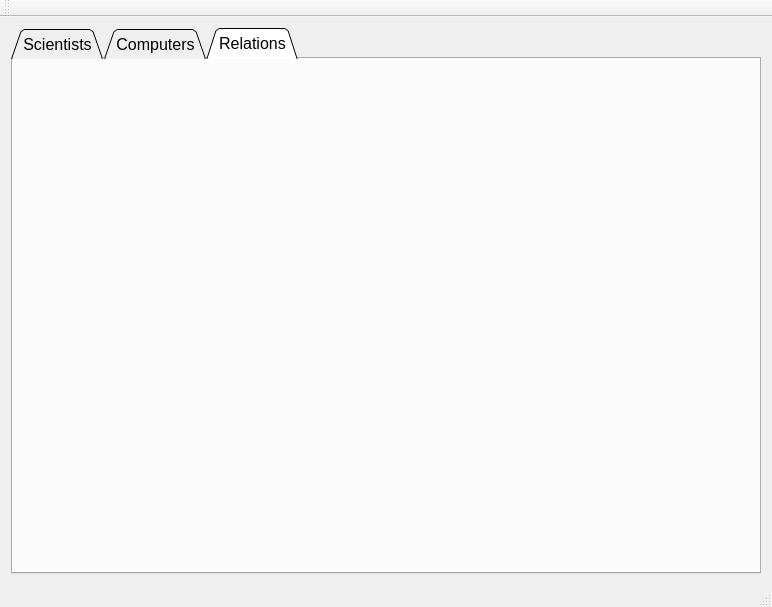
Qt form mainwindow.ui (athenabjorg/sacr) before a commit.
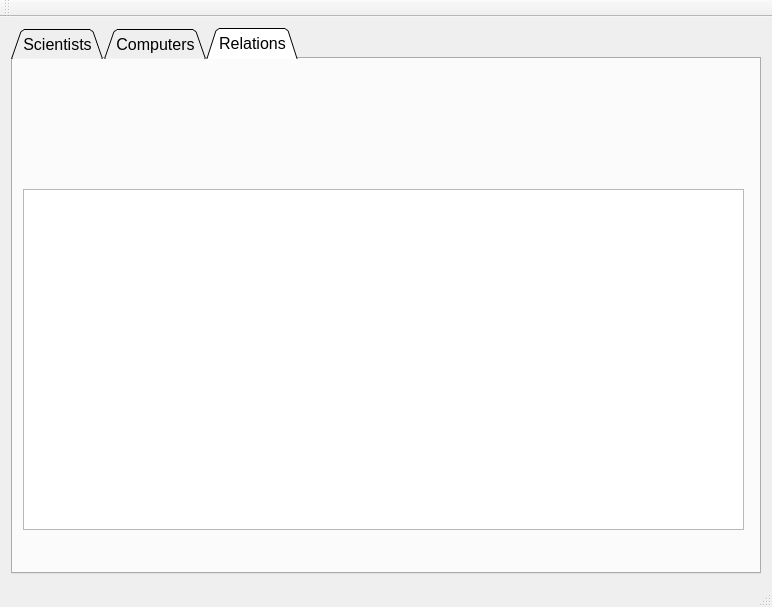
The same form after that commit.

```diff
--- a/mainwindow.ui
+++ b/mainwindow.ui
@@ -57,6 +57,16 @@
        <attribute name="title">
         <string>Relations</string>
        </attribute>
+       <widget class="QListWidget" name="listWidget">
+        <property name="geometry">
+         <rect>
+          <x>10</x>
+          <y>130</y>
+          <width>721</width>
+          <height>341</height>
+         </rect>
+        </property>
+       </widget>
       </widget>
      </widget>
     </item>
```
